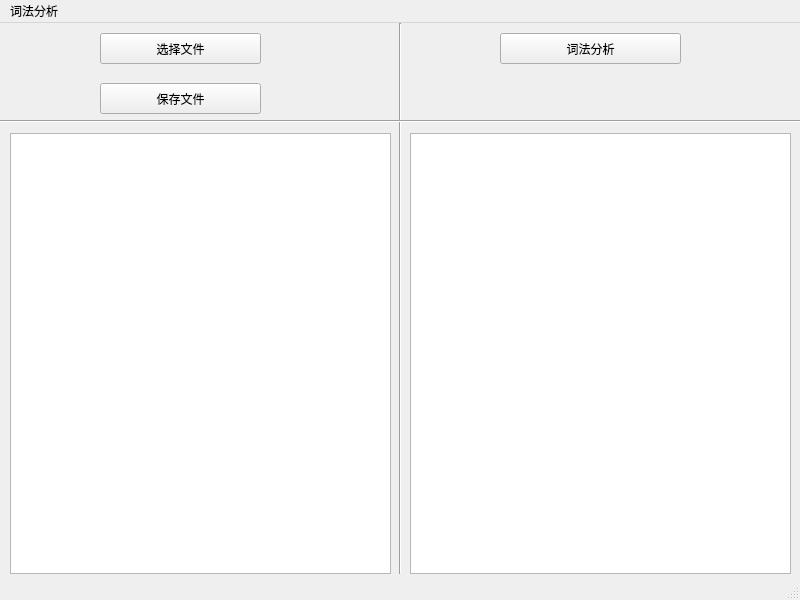
Old version of the form Project/Gui/wings.ui in the repository Miooo00/CompilationPrinciple.
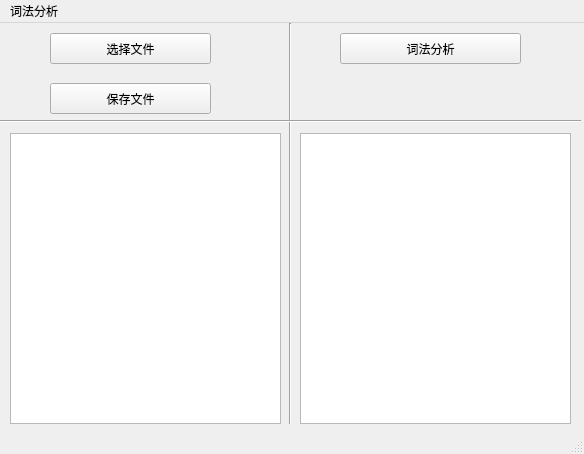
New version of the form.

Diff of the .ui file:
```diff
--- a/Project/Gui/wings.ui
+++ b/Project/Gui/wings.ui
@@ -6,8 +6,8 @@
    <rect>
     <x>0</x>
     <y>0</y>
-    <width>800</width>
-    <height>600</height>
+    <width>584</width>
+    <height>454</height>
    </rect>
   </property>
   <property name="windowTitle">
@@ -17,10 +17,10 @@
    <widget class="Line" name="line_2">
     <property name="geometry">
      <rect>
-      <x>390</x>
+      <x>280</x>
       <y>0</y>
       <width>20</width>
-      <height>551</height>
+      <height>401</height>
      </rect>
     </property>
     <property name="orientation">
@@ -30,16 +30,16 @@
    <widget class="QPlainTextEdit" name="lib1_des_text">
     <property name="geometry">
      <rect>
-      <x>410</x>
+      <x>300</x>
       <y>110</y>
-      <width>381</width>
-      <height>441</height>
+      <width>271</width>
+      <height>291</height>
      </rect>
     </property>
     <property name="font">
      <font>
       <family>Adobe Fangsong Std</family>
-      <pointsize>11</pointsize>
+      <pointsize>9</pointsize>
       <weight>50</weight>
       <bold>false</bold>
      </font>
@@ -50,14 +50,14 @@
      <rect>
       <x>10</x>
       <y>110</y>
-      <width>381</width>
-      <height>441</height>
+      <width>271</width>
+      <height>291</height>
      </rect>
     </property>
     <property name="font">
      <font>
       <family>Adobe Fangsong Std</family>
-      <pointsize>11</pointsize>
+      <pointsize>9</pointsize>
       <weight>50</weight>
       <bold>false</bold>
      </font>
@@ -68,7 +68,7 @@
      <rect>
       <x>0</x>
       <y>90</y>
-      <width>801</width>
+      <width>581</width>
       <height>16</height>
      </rect>
     </property>
@@ -84,7 +84,7 @@
    <widget class="QPushButton" name="lib1_selbt">
     <property name="geometry">
      <rect>
-      <x>100</x>
+      <x>50</x>
       <y>10</y>
       <width>161</width>
       <height>31</height>
@@ -97,7 +97,7 @@
    <widget class="QPushButton" name="lib1_svbt">
     <property name="geometry">
      <rect>
-      <x>100</x>
+      <x>50</x>
       <y>60</y>
       <width>161</width>
       <height>31</height>
@@ -110,7 +110,7 @@
    <widget class="QPushButton" name="lib1_exebt">
     <property name="geometry">
      <rect>
-      <x>500</x>
+      <x>340</x>
       <y>10</y>
       <width>181</width>
       <height>31</height>
@@ -126,7 +126,7 @@
     <rect>
      <x>0</x>
      <y>0</y>
-     <width>800</width>
+     <width>584</width>
      <height>22</height>
     </rect>
    </property>
```
